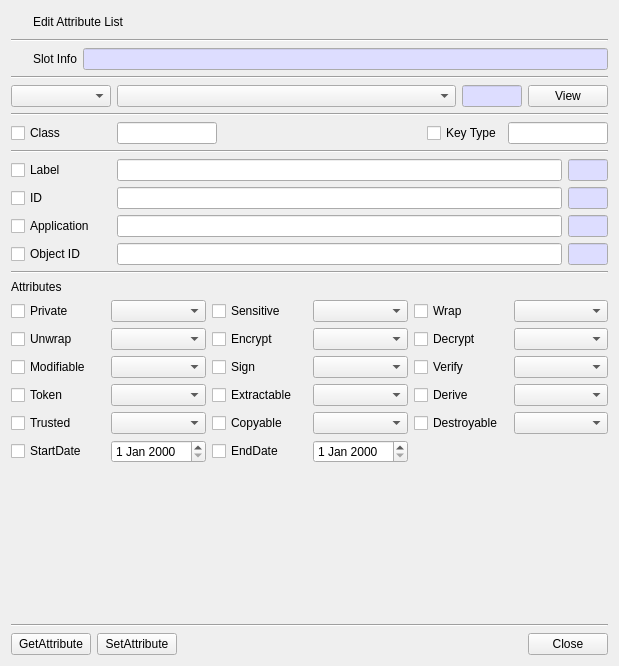
Above: CryptokiMan/edit_attribute_list_dlg.ui from jykim74/CryptokiMan before the change. Below: the same form after it.
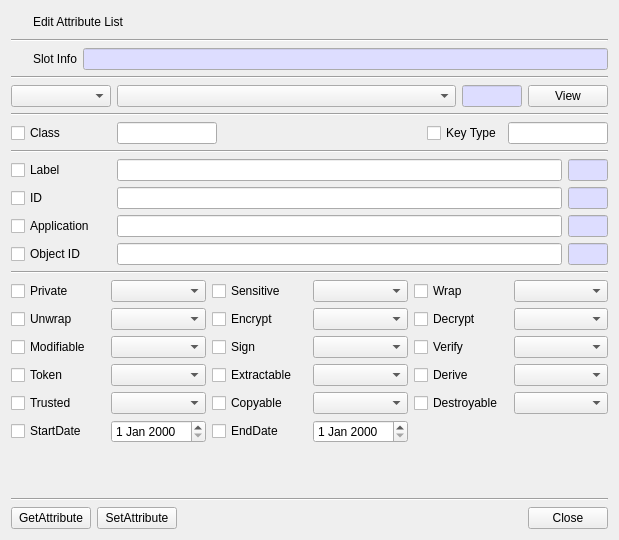
That is the form after the change. Icons and pictures are not drawn.

Diff of the .ui file:
```diff
--- a/CryptokiMan/edit_attribute_list_dlg.ui
+++ b/CryptokiMan/edit_attribute_list_dlg.ui
@@ -7,7 +7,7 @@
     <x>0</x>
     <y>0</y>
     <width>619</width>
-    <height>666</height>
+    <height>540</height>
    </rect>
   </property>
   <property name="windowTitle">
@@ -546,13 +546,6 @@
      </property>
     </widget>
    </item>
-   <item>
-    <widget class="QLabel" name="label_6">
-     <property name="text">
-      <string>Attributes</string>
-     </property>
-    </widget>
-   </item>
    <item>
     <layout class="QGridLayout" name="gridLayout_5">
      <item row="2" column="0">
```
